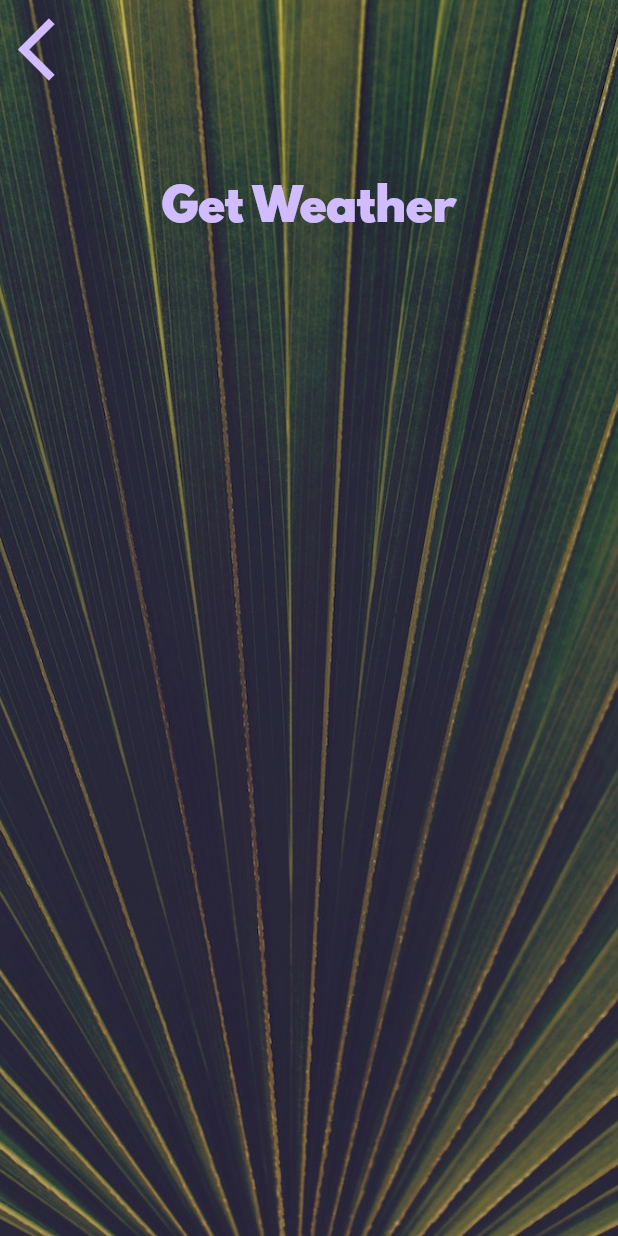
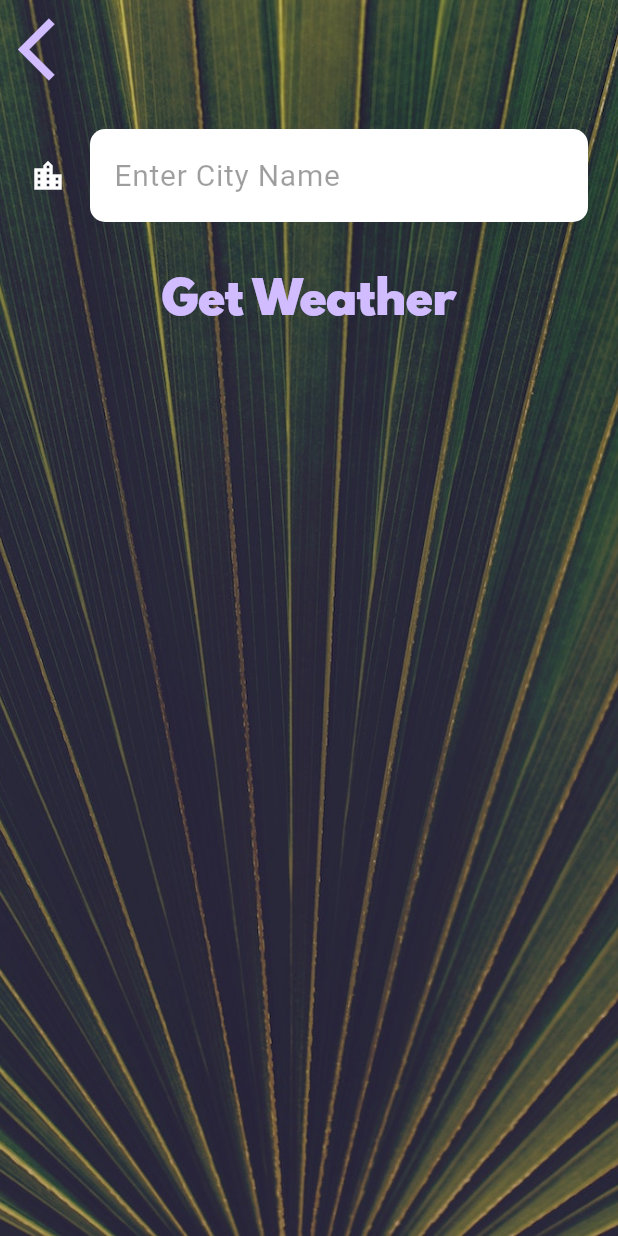
Before and after one commit to michellejw/weather_app, a Flutter app: the CityScreen screen opened directly, on a phone screen of 412 x 824 dp. Run offline on Flutter 3.47's test engine with Material 3 defaults, Android fonts, the phone set to English and light mode, and no system bars; our stand-ins replace flutter_dotenv, flutter_spinkit, geolocator.

Commit message:
added geocoding functionality to search by city name

```diff
--- a/lib/screens/city_screen.dart
+++ b/lib/screens/city_screen.dart
@@ -2,42 +2,59 @@ import 'package:flutter/material.dart';
 import 'package:weather_app/utilities/constants.dart';
 
 class CityScreen extends StatefulWidget {
+  const CityScreen({super.key});
+
   @override
-  _CityScreenState createState() => _CityScreenState();
+  CityScreenState createState() => CityScreenState();
 }
 
-class _CityScreenState extends State<CityScreen> {
+class CityScreenState extends State<CityScreen> {
+  String? cityName;
+
   @override
   Widget build(BuildContext context) {
     return Scaffold(
       body: Container(
-        decoration: BoxDecoration(
+        decoration: const BoxDecoration(
           image: DecorationImage(
             image: AssetImage('images/city_background.jpg'),
             fit: BoxFit.cover,
           ),
         ),
-        constraints: BoxConstraints.expand(),
+        constraints: const BoxConstraints.expand(),
         child: SafeArea(
           child: Column(
             children: <Widget>[
               Align(
                 alignment: Alignment.topLeft,
                 child: TextButton(
-                  onPressed: () {},
-                  child: Icon(
+                  onPressed: () {
+                    Navigator.pop(context);
+                  },
+                  child: const Icon(
                     Icons.arrow_back_ios,
                     size: 50.0,
                   ),
                 ),
               ),
               Container(
-                padding: EdgeInsets.all(20.0),
-                child: null,
+                padding: const EdgeInsets.all(20.0),
+                child: TextField(
+                  style: const TextStyle(
+                    color: Colors.black,
+                    fontSize: 20.0,
+                  ),
+                  decoration: kTextInputDecoration,
+                  onChanged: (value) {
+                    cityName = value;
+                  },
+                ),
               ),
               TextButton(
-                onPressed: () {},
-                child: Text(
+                onPressed: () {
+                  Navigator.pop(context, cityName);
+                },
+                child: const Text(
                   'Get Weather',
                   style: kButtonTextStyle,
                 ),
--- a/lib/screens/loading_screen.dart
+++ b/lib/screens/loading_screen.dart
@@ -18,6 +18,7 @@ class LoadingScreenState extends State<LoadingScreen> {
   void initState() {
     super.initState();
     getLocationData();
+    print('pause here');
   }
 
   Future getLocationData() async {
--- a/lib/services/NetworkHelper.dart
+++ b/lib/services/NetworkHelper.dart
@@ -10,10 +10,12 @@ class NetworkHelper {
         return jsonDecode(response.body);
       } else {
         print('Failed to load data. Status code: ${response.statusCode}');
+        return null;
       }
     } catch (e) {
       print('An error occurred: $e');
+      return null;
     }
-    return null;
+    // return null;
   }
 }
--- a/lib/utilities/constants.dart
+++ b/lib/utilities/constants.dart
@@ -7,7 +7,7 @@ const kTempTextStyle = TextStyle(
 
 const kMessageTextStyle = TextStyle(
   fontFamily: 'Spartan MB',
-  fontSize: 60.0,
+  fontSize: 25.0,
 );
 
 const kButtonTextStyle = TextStyle(
@@ -18,3 +18,20 @@ const kButtonTextStyle = TextStyle(
 const kConditionTextStyle = TextStyle(
   fontSize: 100.0,
 );
+
+const kTextInputDecoration = InputDecoration(
+  filled: true,
+  fillColor: Colors.white,
+  icon: Icon(
+    Icons.location_city,
+    color: Colors.white,
+  ),
+  hintText: 'Enter City Name',
+  hintStyle: TextStyle(color: Colors.black38),
+  border: OutlineInputBorder(
+    borderRadius: BorderRadius.all(
+      Radius.circular(10.0),
+    ),
+    borderSide: BorderSide.none,
+  ),
+);
--- a/pubspec.yaml
+++ b/pubspec.yaml
@@ -11,9 +11,10 @@ dependencies:
   flutter:
     sdk: flutter
   cupertino_icons: ^1.0.2
-  geolocator: ^10.1.0
   http: ^1.2.0
   flutter_spinkit: ^5.2.0
+  geolocator: ^10.1.0
+  flutter_dotenv: ^5.1.0
 
 dev_dependencies:
   flutter_test:
@@ -27,6 +28,7 @@ flutter:
 
   assets:
   - images/
+  - .env
 
   fonts:
     - family: Spartan MB
```
Also changed, not shown: lib/main.dart (+6 -2 lines), lib/main_old.dart (deleted, +0 -125 lines), lib/screens/location_screen.dart (+44 -10 lines), lib/services/location.dart (+13 -0 lines), lib/services/weather.dart (+10 -4 lines), pubspec.lock, 3 other files.
